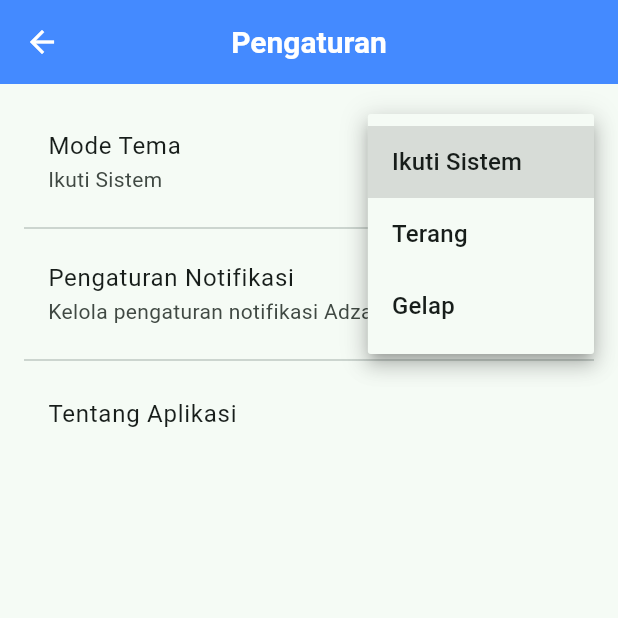
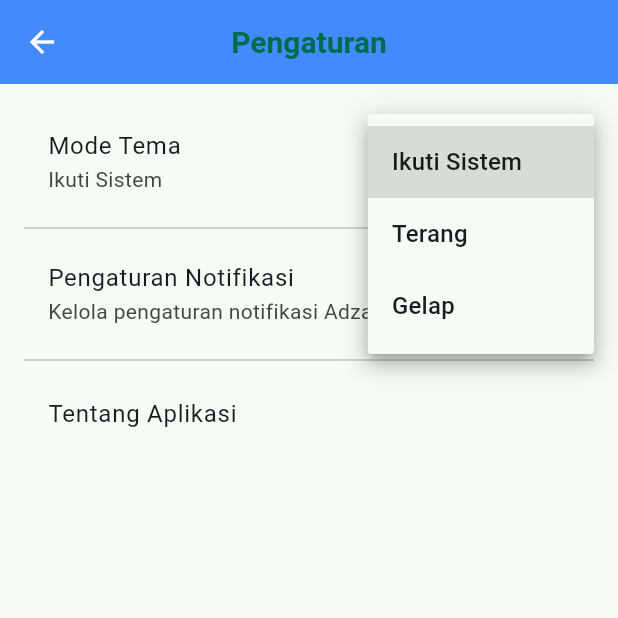
Before and after one commit to Nurulhijroh/my_app, a Flutter app: the SettingsScreen screen opened directly, after a tap on "Ikuti Sistem", on a phone screen of 412 x 824 dp, the top half of it. Run offline on Flutter 3.47's test engine with Material 3 defaults, Android fonts, the phone set to English and light mode, and no system bars; our stand-ins replace geolocator, shared_preferences; accounts and stored records are empty.

Commit message:
background

```diff
--- a/lib/screens/Home_Screen.dart
+++ b/lib/screens/Home_Screen.dart
@@ -272,7 +272,7 @@ class _HomeScreenState extends State<HomeScreen> {
           style: TextStyle(fontWeight: FontWeight.bold, color: Colors.white),
         ),
         centerTitle: true,
-        backgroundColor: Colors.blueAccent,
+        backgroundColor: Color(0xFF006C4C),
         elevation: 0,
         actions: [
           Padding(
--- a/lib/screens/daily_prayer_times_screen.dart
+++ b/lib/screens/daily_prayer_times_screen.dart
@@ -145,7 +145,7 @@ class _DailyPrayerTimesScreenState extends State<DailyPrayerTimesScreen> {
           style: TextStyle(color: Colors.white),
         ),
         centerTitle: true,
-        backgroundColor: Colors.blueAccent,
+        backgroundColor: Color(0xFF006C4C),
         actions: [
           IconButton(
             icon: const Icon(Icons.refresh, color: Colors.white),
--- a/lib/screens/settings_screen.dart
+++ b/lib/screens/settings_screen.dart
@@ -16,7 +16,7 @@ class SettingsScreen extends StatelessWidget {
               'Pengaturan',
               style: TextStyle(
                 fontWeight: FontWeight.bold,
-                color: Colors.white,
+                color: Color(0xFF006C4C),
               ),
             ),
             centerTitle: true,
```
